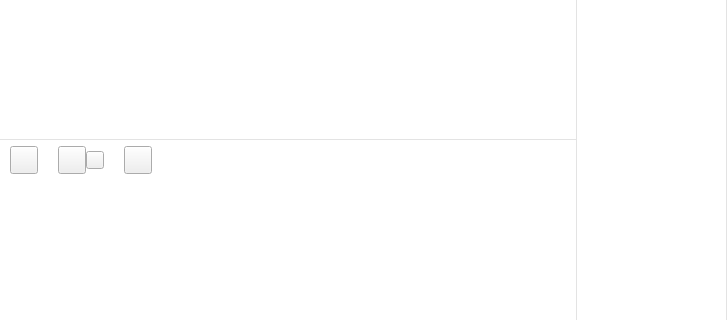
Before: the Qt Designer form SoftTerminal/forms/STChatDetail.ui in sunpu/softterminal, drawn with Qt 5; both pictures show x 0 to 727 and y 171 to 491 of the 727 by 590 pixel window.
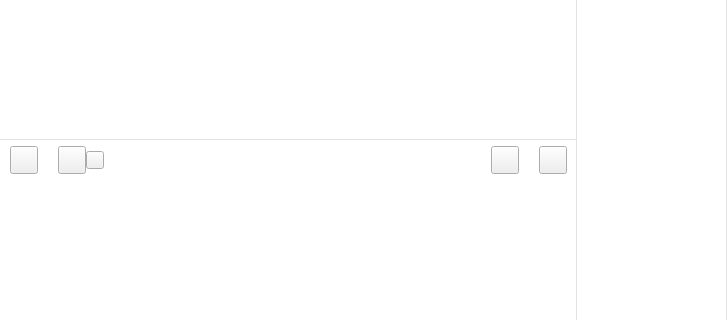
After: the same form once the commit is applied. Icons and pictures are not drawn.

Patch:
```diff
--- a/SoftTerminal/forms/STChatDetail.ui
+++ b/SoftTerminal/forms/STChatDetail.ui
@@ -401,28 +401,6 @@
             </layout>
            </widget>
           </item>
-          <item>
-           <widget class="QPushButton" name="pbLesson">
-            <property name="styleSheet">
-             <string notr="true">
-
-QPushButton {
-	border-image: url(:/SoftTerminal/images/lesson.png);
-	width: 20;
-	height: 20;
-}
-QPushButton:hover:!pressed {
-	border-image: url(:/SoftTerminal/images/lesson_focus.png);
-}
-QPushButton:hover:pressed{
-	border-image: url(:/SoftTerminal/images/lesson_focus.png);
-}</string>
-            </property>
-            <property name="text">
-             <string/>
-            </property>
-           </widget>
-          </item>
           <item>
            <spacer name="horizontalSpacer">
             <property name="orientation">
@@ -437,21 +415,50 @@
            </spacer>
           </item>
           <item>
-           <widget class="QWidget" name="widget_7" native="true">
-            <layout class="QHBoxLayout" name="horizontalLayout_3">
-             <property name="leftMargin">
-              <number>0</number>
-             </property>
-             <property name="topMargin">
-              <number>0</number>
-             </property>
-             <property name="rightMargin">
-              <number>0</number>
-             </property>
-             <property name="bottomMargin">
-              <number>0</number>
-             </property>
-            </layout>
+           <widget class="QPushButton" name="pbCreateCourse">
+            <property name="toolTip">
+             <string>创建课程</string>
+            </property>
+            <property name="styleSheet">
+             <string notr="true">
+
+QPushButton {
+	border-image: url(:/SoftTerminal/images/lesson.png);
+	width: 20;
+	height: 20;
+}
+QPushButton:hover:!pressed {
+	border-image: url(:/SoftTerminal/images/lesson_focus.png);
+}
+QPushButton:hover:pressed{
+	border-image: url(:/SoftTerminal/images/lesson_focus.png);
+}</string>
+            </property>
+            <property name="text">
+             <string/>
+            </property>
+           </widget>
+          </item>
+          <item>
+           <widget class="QPushButton" name="pbJoinCourse">
+            <property name="styleSheet">
+             <string notr="true">
+
+QPushButton {
+	border-image: url(:/SoftTerminal/images/join_lesson.png);
+	width: 20;
+	height: 20;
+}
+QPushButton:hover:!pressed {
+	border-image: url(:/SoftTerminal/images/join_lesson_focus.png);
+}
+QPushButton:hover:pressed{
+	border-image: url(:/SoftTerminal/images/join_lesson_focus.png);
+}</string>
+            </property>
+            <property name="text">
+             <string/>
+            </property>
            </widget>
           </item>
          </layout>
```
Left out of the diff: 1 changed line with no effect on the pictures.
